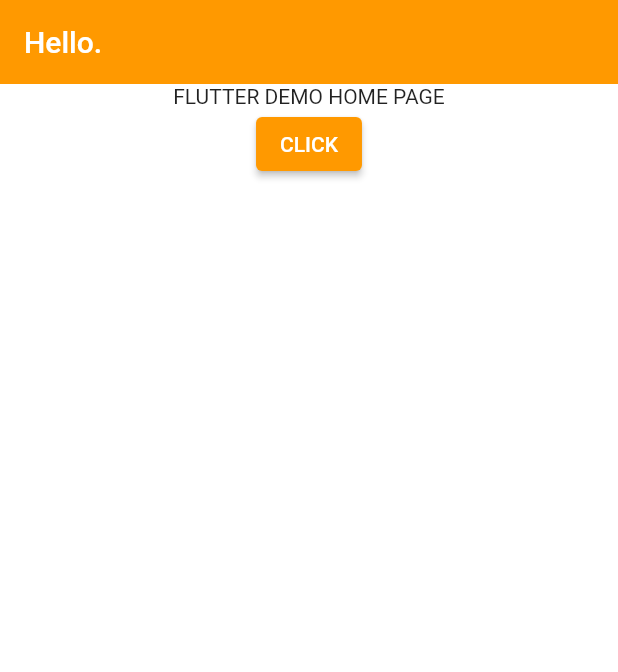
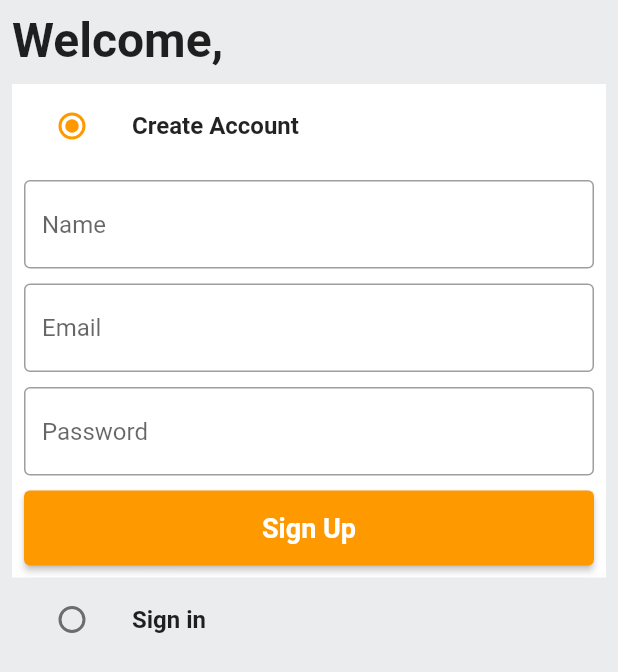
Before and after one commit to SHAHYASHNILESH/Shopping_App, a Flutter app: the screen it shows after launch, on a phone screen of 412 x 824 dp. Shown: the top 672 px of the screen. Run offline on Flutter 3.47's test engine with Material 2 defaults, Android fonts, the phone set to English and light mode, and no system bars.

Commit message:
Implemented Login and Sign Up Page

```diff
--- /dev/null
+++ b/lib/common/widgets/custom_button.dart
@@ -0,0 +1,25 @@
+import 'package:flutter/material.dart';
+
+class CustomButton extends StatelessWidget {
+  final String text;
+  final VoidCallback onTap;
+  const CustomButton({Key? key, required this.text, required this.onTap})
+      : super(key: key);
+
+  @override
+  Widget build(BuildContext context) {
+    return ElevatedButton(
+      onPressed: onTap,
+      child: Text(
+        text,
+        style: TextStyle(
+          fontWeight: FontWeight.bold,
+          fontSize: 18,
+        ),
+      ),
+      style: ElevatedButton.styleFrom(
+        minimumSize: const Size(double.infinity, 50),
+      ),
+    );
+  }
+}
--- /dev/null
+++ b/lib/common/widgets/custom_textfield.dart
@@ -0,0 +1,29 @@
+import 'package:flutter/material.dart';
+
+class CustomTextField extends StatelessWidget {
+  final TextEditingController controller;
+  final String hintText;
+  const CustomTextField({
+    Key? key,
+    required this.controller,
+    required this.hintText,
+  }) : super(key: key);
+
+  @override
+  Widget build(BuildContext context) {
+    return TextFormField(
+      controller: controller,
+      decoration: InputDecoration(
+          hintText: hintText,
+          border: const OutlineInputBorder(
+              borderSide: BorderSide(
+            color: Colors.black38,
+          )),
+          enabledBorder: const OutlineInputBorder(
+              borderSide: BorderSide(
+            color: Colors.black38,
+          ))),
+      validator: (val) {},
+    );
+  }
+}
--- a/lib/features/auth/screens/auth_screen.dart
+++ b/lib/features/auth/screens/auth_screen.dart
@@ -0,0 +1,168 @@
+import 'package:flutter/material.dart';
+import 'package:shopping_app/common/widgets/custom_button.dart';
+import 'package:shopping_app/common/widgets/custom_textfield.dart';
+import 'package:shopping_app/constants/global_variables.dart';
+
+enum Auth {
+  signin,
+  signup,
+}
+
+class AuthScreen extends StatefulWidget {
+  static const String routeName = '/auth-screen';
+  const AuthScreen({Key? key}) : super(key: key);
+
+  @override
+  State<AuthScreen> createState() => _AuthScreenState();
+}
+
+class _AuthScreenState extends State<AuthScreen> {
+  Auth _auth = Auth.signup;
+  final _signupFormKey = GlobalKey<FormState>();
+  final _signinFormKey = GlobalKey<FormState>();
+  final TextEditingController _emailController = TextEditingController();
+  final TextEditingController _passwordController = TextEditingController();
+  final TextEditingController _nameController = TextEditingController();
+
+  @override
+  void dispose() {
+    // TODO: implement dispose
+    super.dispose();
+    _emailController.dispose();
+    _nameController.dispose();
+    _passwordController.dispose();
+  }
+
+  @override
+  Widget build(BuildContext context) {
+    return Scaffold(
+        backgroundColor: GlobalVariables.greyBackgroundCOlor,
+        body: SafeArea(
+          child: Padding(
+            padding: const EdgeInsets.all(8.0),
+            child: Column(
+              crossAxisAlignment: CrossAxisAlignment.start,
+              children: [
+                Text(
+                  'Welcome,',
+                  style: TextStyle(
+                    fontSize: 32,
+                    fontWeight: FontWeight.bold,
+                  ),
+                ),
+                const SizedBox(
+                  height: 10,
+                ),
+                ListTile(
+                  tileColor: _auth == Auth.signup
+                      ? GlobalVariables.backgroundColor
+                      : GlobalVariables.greyBackgroundCOlor,
+                  title: Text(
+                    'Create Account',
+                    style: TextStyle(
+                      fontWeight: FontWeight.bold,
+                    ),
+                  ),
+                  leading: Radio(
+                    activeColor: GlobalVariables.secondaryColor,
+                    value: Auth.signup,
+                    groupValue: _auth,
+                    onChanged: (Auth? val) {
+                      setState(() {
+                        _auth = val!;
+                      });
+                    },
+                  ),
+                ),
+                if (_auth == Auth.signup)
+                  Container(
+                    padding: const EdgeInsets.all(8.0),
+                    color: GlobalVariables.backgroundColor,
+                    child: Form(
+                        key: _signupFormKey,
+                        child: Column(
+                          children: [
+                            CustomTextField(
+                              controller: _nameController,
+                              hintText: 'Name',
+                            ),
+                            const SizedBox(
+                              height: 10,
+                            ),
+                            CustomTextField(
+                              controller: _emailController,
+                              hintText: 'Email',
+                            ),
+                            const SizedBox(
+                              height: 10,
+                            ),
+                            CustomTextField(
+                              controller: _passwordController,
+                              hintText: 'Password',
+                            ),
+                            const SizedBox(
+                              height: 10,
+                            ),
+                            CustomButton(
+                              text: 'Sign Up',
+                              onTap: () {},
+                            ),
+                          ],
+                        )),
+                  ),
+                ListTile(
+                  tileColor: _auth == Auth.signin
+                      ? GlobalVariables.backgroundColor
+                      : GlobalVariables.greyBackgroundCOlor,
+                  title: Text(
+                    'Sign in',
+                    style: TextStyle(
+                      fontWeight: FontWeight.bold,
+                    ),
+                  ),
+                  leading: Radio(
+                    activeColor: GlobalVariables.secondaryColor,
+                    value: Auth.signin,
+                    groupValue: _auth,
+                    onChanged: (Auth? val) {
+                      setState(() {
+                        _auth = val!;
+                      });
+                    },
+                  ),
+                ),
+                if (_auth == Auth.signin)
+                  Container(
+                    padding: const EdgeInsets.all(8.0),
+                    color: GlobalVariables.backgroundColor,
+                    child: Form(
+                        key: _signinFormKey,
+                        child: Column(
+                          children: [
+                            CustomTextField(
+                              controller: _emailController,
+                              hintText: 'Email',
+                            ),
+                            const SizedBox(
+                              height: 10,
+                            ),
+                            CustomTextField(
+                              controller: _passwordController,
+                              hintText: 'Password',
+                            ),
+                            const SizedBox(
+                              height: 10,
+                            ),
+                            CustomButton(
+                              text: 'Sign In',
+                              onTap: () {},
+                            ),
+                          ],
+                        )),
+                  ),
+              ],
+            ),
+          ),
+        ));
+  }
+}
--- a/lib/main.dart
+++ b/lib/main.dart
@@ -1,5 +1,7 @@
 import 'package:flutter/material.dart';
 import 'package:shopping_app/constants/global_variables.dart';
+import 'package:shopping_app/features/auth/screens/auth_screen.dart';
+import 'package:shopping_app/router.dart';
 
 void main() {
   runApp(const MyApp());
@@ -10,6 +12,7 @@
   @override
   Widget build(BuildContext context) {
     return MaterialApp(
+      debugShowCheckedModeBanner: false,
       title: 'Amazon Clone',
       theme: ThemeData(
           scaffoldBackgroundColor: GlobalVariables.backgroundColor,
@@ -19,27 +22,11 @@
           appBarTheme: AppBarTheme(
             elevation: 0,
             iconTheme: IconThemeData(
-              color:Colors.black,
+              color: Colors.black,
             ),
-
-        )
-      ),
-      home:Scaffold(
-        appBar: AppBar(
-          title:const Text('Hello.'),
-        ),
-          body: Column(
-            children: [
-              Center(
-                  child: Text("FLUTTER DEMO HOME PAGE")
-              ),
-              ElevatedButton(
-                  onPressed: (){},
-                  child:Text('CLICK'),
-              ),
-            ],
-          )
-      ),
+          )),
+      onGenerateRoute: (settings) => generateRoute(settings),
+      home: const AuthScreen(),
     );
   }
 }
--- /dev/null
+++ b/lib/router.dart
@@ -0,0 +1,22 @@
+import 'package:flutter/material.dart';
+import 'features/auth/screens/auth_screen.dart';
+
+Route<dynamic> generateRoute(RouteSettings routeSettings) {
+  switch (routeSettings.name) {
+    case AuthScreen.routeName:
+      return MaterialPageRoute(
+        settings: routeSettings,
+        builder: (_) => const AuthScreen(),
+      );
+    default:
+      return MaterialPageRoute(
+        settings: routeSettings,
+        builder: (_) =>
+        const Scaffold(
+          body: Center(
+            child: Text('Screen does not exist'),
+          ),
+        ),
+      );
+  }
+}
```
Lines whose indentation alone changed are shown as unchanged.
